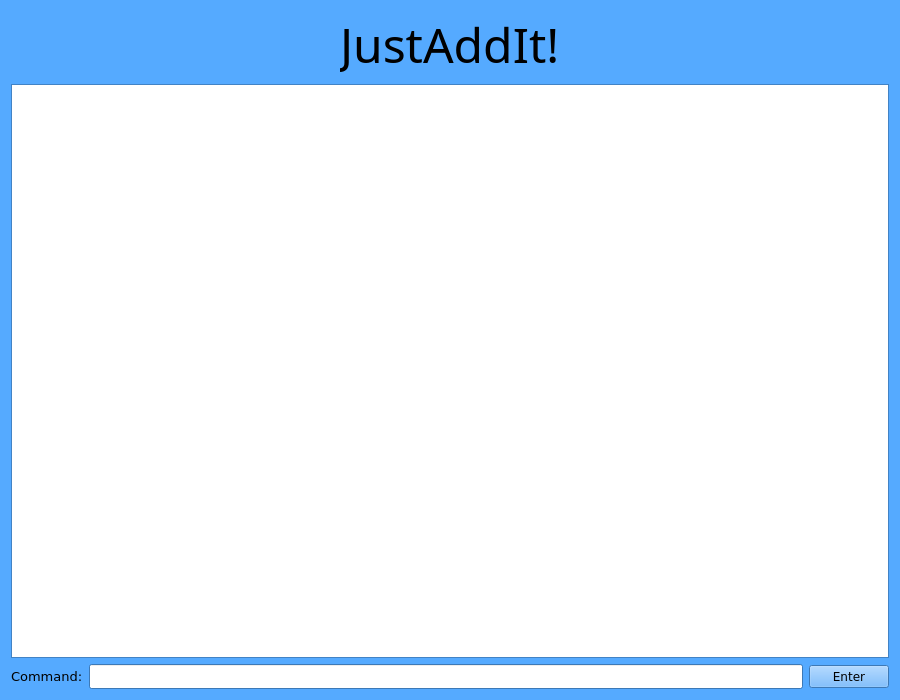
Above: JustAddIt/GUI/gui.ui from cs2103aug2014-t14-3c/main before the change. Below: the same form after it.
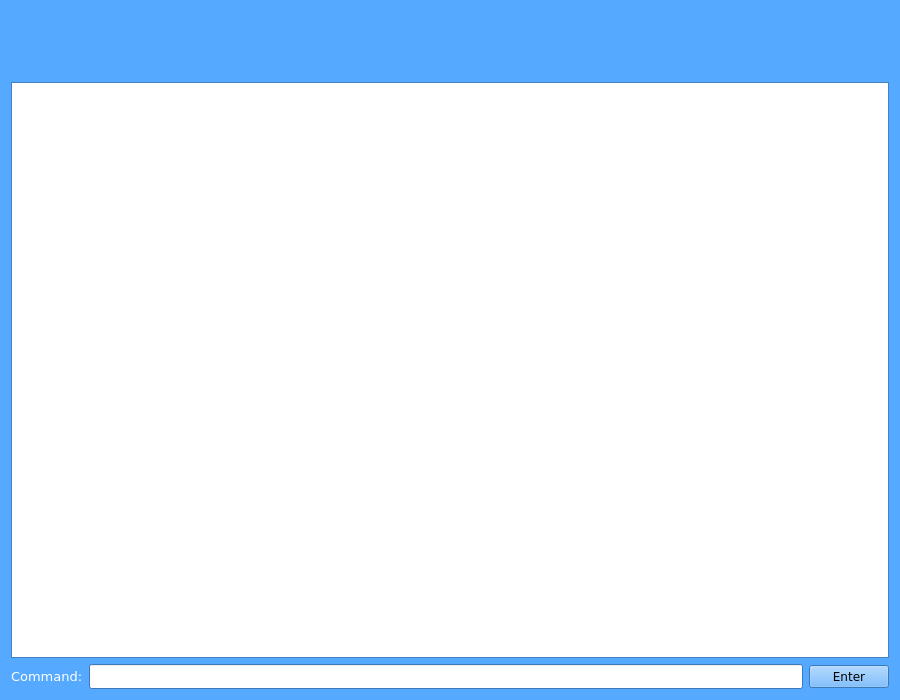
That is the form after the change. Icons and pictures are not drawn.

```diff
--- a/JustAddIt/GUI/gui.ui
+++ b/JustAddIt/GUI/gui.ui
@@ -460,7 +460,7 @@
           </font>
          </property>
          <property name="text">
-          <string>JustAddIt!</string>
+          <string/>
          </property>
          <property name="pixmap">
           <pixmap>../JustAddIt.jpeg</pixmap>
@@ -506,7 +506,7 @@
           </font>
          </property>
          <property name="text">
-          <string>Command:</string>
+          <string>&lt;html&gt;&lt;head/&gt;&lt;body&gt;&lt;p&gt;&lt;span style=&quot; color:#ffffff;&quot;&gt;Command:&lt;/span&gt;&lt;/p&gt;&lt;/body&gt;&lt;/html&gt;</string>
          </property>
         </widget>
        </item>
```
Left out of the diff: 2 changed lines with no effect on the pictures.
